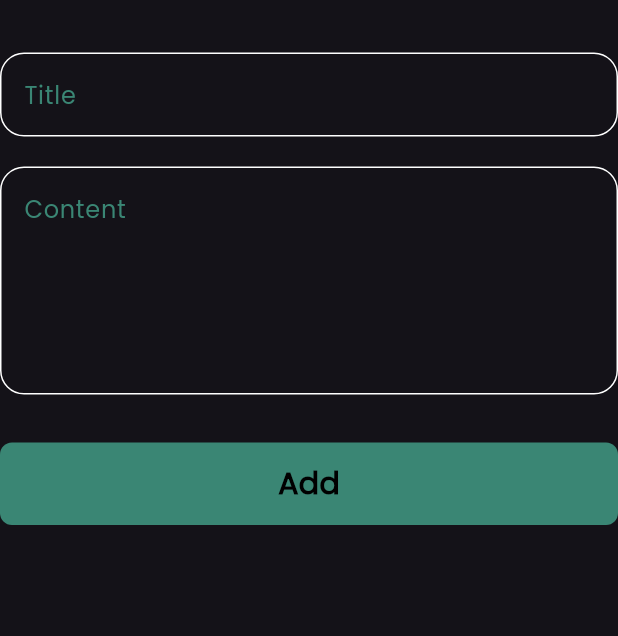
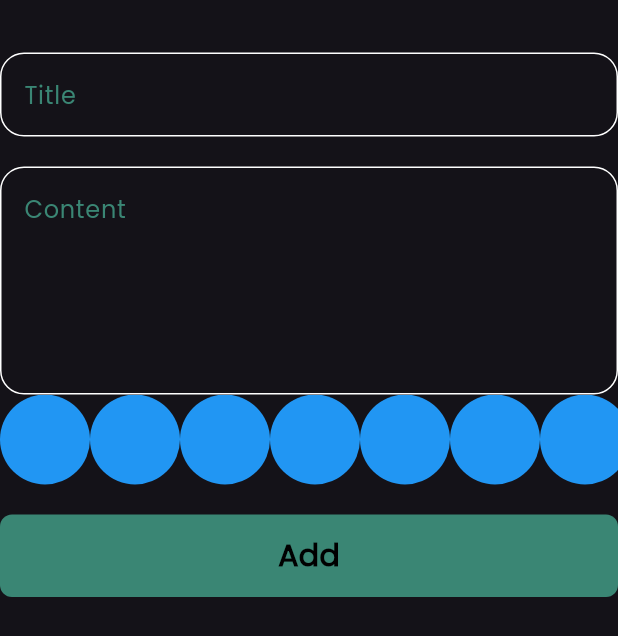
Before and after one commit to yousef123123123/notes_app, a Flutter app: the AddNoteForm widget shown alone on an empty page, opened directly, on a phone screen of 412 x 824 dp. Shown: the top 636 px of the screen. Run offline on Flutter 3.47's test engine with Material 3 defaults, Android fonts, the phone set to English and light mode, and no system bars; our stand-ins replace bloc, date_format, flutter_bloc, font_awesome_flutter, hive, hive_flutter; accounts and stored records are empty.

Commit message:
create colors ListView

```diff
--- a/lib/views/widgets/addNoteForm.dart
+++ b/lib/views/widgets/addNoteForm.dart
@@ -3,6 +3,7 @@ import 'package:flutter/material.dart';
 import 'package:flutter_bloc/flutter_bloc.dart';
 import 'package:notes_app/cubits/Add_note_cubit/add_note_cubit.dart';
 import 'package:notes_app/models/note_model.dart';
+import 'package:notes_app/views/widgets/colors_listView.dart';
 
 import 'custom_TextField.dart';
 import 'custom_buttom.dart';
@@ -46,8 +47,9 @@ class _AddNoteFormState extends State<AddNoteForm> {
             hint: 'Content ',
             maxLines: 5,
           ),
+          const ColorsListView(),
           const SizedBox(
-            height: 32,
+            height: 20,
           ),
           BlocBuilder<AddNoteCubit, AddNoteState>(
             builder: (context, state) {
--- /dev/null
+++ b/lib/views/widgets/colors_listView.dart
@@ -0,0 +1,31 @@
+import 'package:flutter/material.dart';
+
+class ColorItem extends StatelessWidget {
+  const ColorItem({super.key});
+
+  @override
+  Widget build(BuildContext context) {
+    return const CircleAvatar(
+      backgroundColor: Colors.blue,
+      radius: 30,
+    );
+  }
+}
+
+class ColorsListView extends StatelessWidget {
+  const ColorsListView({super.key});
+
+  @override
+  Widget build(BuildContext context) {
+    return SizedBox(
+      height: 30 * 2,
+      child: ListView.builder(
+        itemCount: 10,
+        scrollDirection: Axis.horizontal,
+        itemBuilder: (context, index) {
+          return const ColorItem();
+        },
+      ),
+    );
+  }
+}
```
